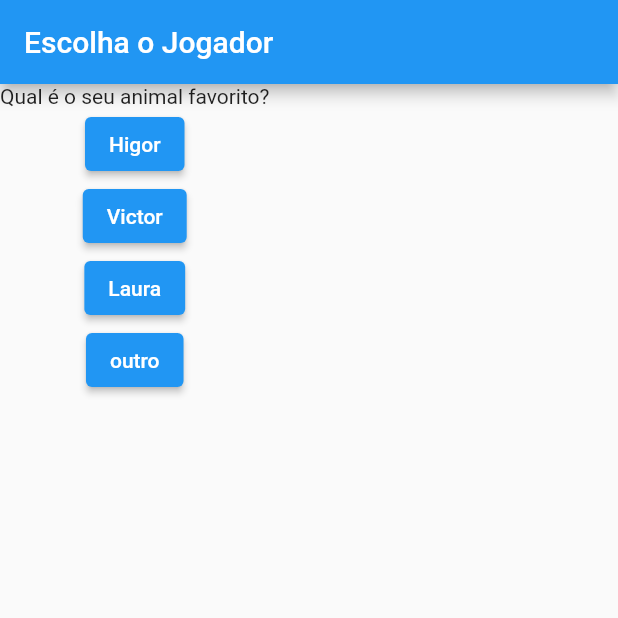
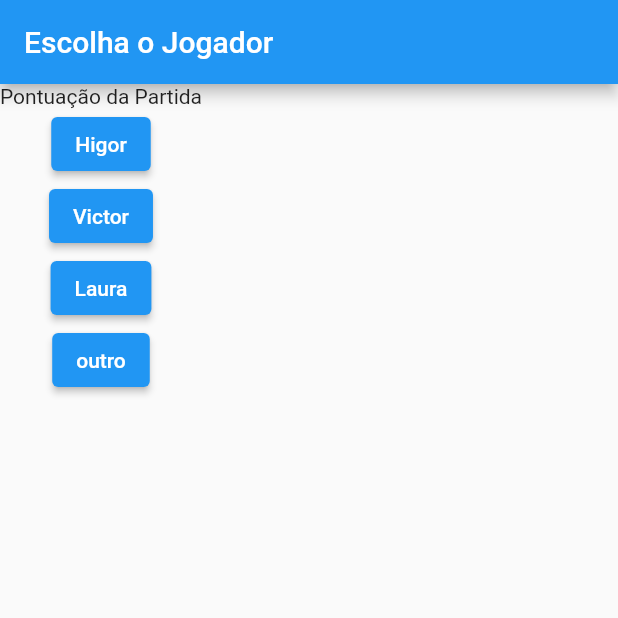
Before and after one commit to higorhbs/AndroidStudioProjects, a Flutter app: the screen it shows after launch, after a tap on "Higor", on a phone screen of 412 x 824 dp, the top half of it. Run offline on Flutter 3.47's test engine with Material 2 defaults, Android fonts, the phone set to English and light mode, and no system bars.

Commit message:
alterações no codigo

```diff
--- a/pingpong/lib/main.dart
+++ b/pingpong/lib/main.dart
@@ -16,7 +16,7 @@ class PerguntaAppState extends State<PerguntaApp> {
   Widget build(BuildContext context) {
     final perguntas = [
       'Escolha seu usuário',
-      'Qual é o seu animal favorito?',
+      'Pontuação da Partida',
     ];
 
     return MaterialApp(
```
